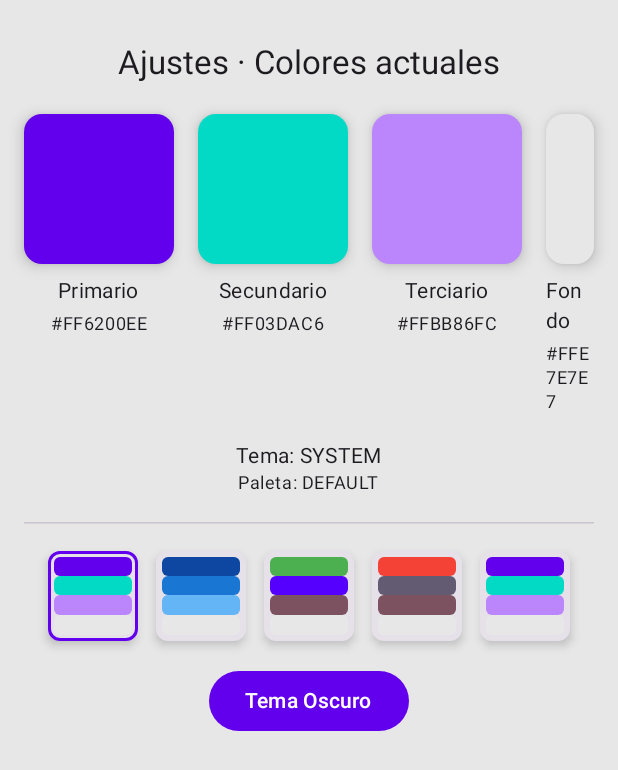
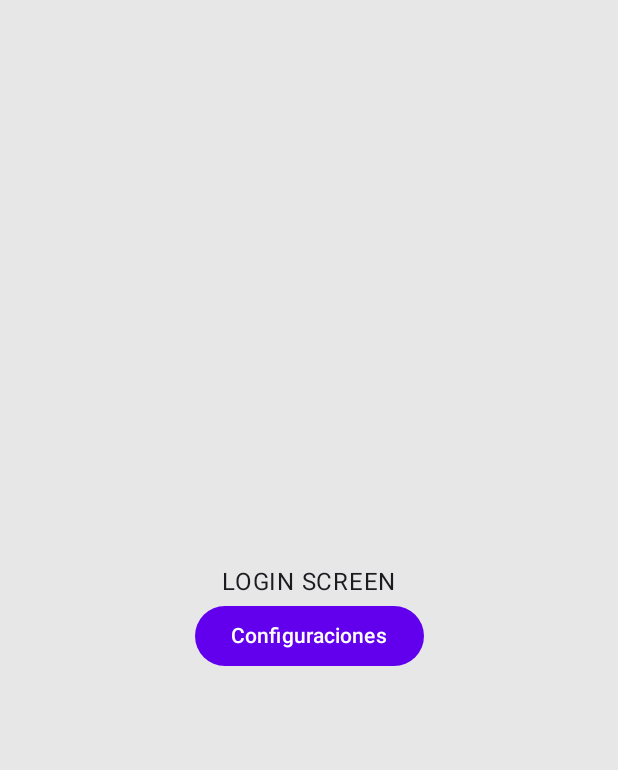
Before and after one commit to Kriss071/SIGVE-SistemaGestionVehiculosEmergencia, an Android app built with Jetpack Compose: the screen it shows after launch (MainActivity), on a phone screen of 412 x 824 dp. Shown: the top 770 px of the screen. Run offline under Robolectric (Android 15) with nearby library versions, the phone set to English and light mode, and no system bars.

Commit message:
Se implemento la libreria "navigation-compose", se implemento la navegación con navController y NavHost. Se creo Screen Login (incompleta).

```diff
--- a/mobile/app/build.gradle.kts
+++ b/mobile/app/build.gradle.kts
@@ -53,6 +53,9 @@ dependencies {
     // Datastore-preferences
     implementation(libs.androidx.datastore.preferences)
 
+    // Navigation-compose
+    implementation(libs.androidx.navigation.compose)
+
     testImplementation(libs.junit)
     androidTestImplementation(libs.androidx.junit)
     androidTestImplementation(libs.androidx.espresso.core)
--- a/mobile/app/src/main/java/com/capstone/sigve/MainActivity.kt
+++ b/mobile/app/src/main/java/com/capstone/sigve/MainActivity.kt
@@ -16,6 +16,7 @@ import androidx.lifecycle.ViewModel
 import androidx.lifecycle.ViewModelProvider
 import com.capstone.sigve.data.repository.SettingsRepository
 import com.capstone.sigve.domain.model.AppTheme
+import com.capstone.sigve.ui.navigation.AppNavigation
 import com.capstone.sigve.ui.settings.SettingsScreen
 import com.capstone.sigve.ui.settings.SettingsViewModel
 import com.capstone.sigve.ui.theme.SIGVETheme
@@ -50,8 +51,8 @@ class MainActivity : ComponentActivity() {
                 customColors = customColors
             ) {
                 Scaffold(modifier = Modifier.fillMaxSize()) { innerPadding ->
-                    SettingsScreen(
-                        viewModel = settingsViewModel,
+                    AppNavigation(
+                        settingsViewModel = settingsViewModel,
                         innerPadding = innerPadding
                     )
                 }
--- /dev/null
+++ b/mobile/app/src/main/java/com/capstone/sigve/ui/auth/LoginScreen.kt
@@ -0,0 +1,29 @@
+package com.capstone.sigve.ui.auth
+
+import androidx.compose.foundation.layout.Arrangement
+import androidx.compose.foundation.layout.Column
+import androidx.compose.foundation.layout.fillMaxSize
+import androidx.compose.material3.Button
+import androidx.compose.material3.Text
+import androidx.compose.runtime.Composable
+import androidx.compose.ui.Alignment
+import androidx.compose.ui.Modifier
+import androidx.navigation.NavController
+import com.capstone.sigve.ui.navigation.AppScreens
+
+@Composable
+fun LoginScreen(navController: NavController) {
+
+    Column(
+        modifier = Modifier.fillMaxSize(),
+        horizontalAlignment = Alignment.CenterHorizontally,
+        verticalArrangement = Arrangement.Center
+    ) {
+        Text("LOGIN SCREEN")
+        Button(onClick = {
+            navController.navigate(AppScreens.SettingsScreen.route) {}
+        }) {
+            Text("Configuraciones")
+        }
+    }
+}
--- /dev/null
+++ b/mobile/app/src/main/java/com/capstone/sigve/ui/navigation/AppNavigation.kt
@@ -0,0 +1,25 @@
+package com.capstone.sigve.ui.navigation
+
+import androidx.compose.foundation.layout.PaddingValues
+import androidx.compose.runtime.Composable
+import androidx.lifecycle.viewmodel.compose.viewModel
+import androidx.navigation.compose.NavHost
+import androidx.navigation.compose.composable
+import androidx.navigation.compose.rememberNavController
+import com.capstone.sigve.ui.auth.LoginScreen
+import com.capstone.sigve.ui.settings.SettingsScreen
+import com.capstone.sigve.ui.settings.SettingsViewModel
+
+@Composable
+fun AppNavigation(settingsViewModel: SettingsViewModel, innerPadding: PaddingValues) {
+    val navController = rememberNavController()
+    NavHost(navController = navController, startDestination = AppScreens.LoginScreen.route) {
+        composable(AppScreens.LoginScreen.route) {
+            LoginScreen(navController)
+        }
+
+        composable(AppScreens.SettingsScreen.route) {
+            SettingsScreen(viewModel = settingsViewModel, innerPadding = innerPadding)
+        }
+    }
+}
--- /dev/null
+++ b/mobile/app/src/main/java/com/capstone/sigve/ui/navigation/AppScreens.kt
@@ -0,0 +1,6 @@
+package com.capstone.sigve.ui.navigation
+
+sealed class AppScreens(val route: String) {
+    data object LoginScreen: AppScreens("login_screen")
+    data object SettingsScreen: AppScreens("settings_screen")
+}
--- a/mobile/app/src/main/java/com/capstone/sigve/ui/settings/SettingsScreen.kt
+++ b/mobile/app/src/main/java/com/capstone/sigve/ui/settings/SettingsScreen.kt
@@ -15,7 +15,6 @@ import androidx.compose.foundation.layout.fillMaxWidth
 import androidx.compose.foundation.layout.height
 import androidx.compose.foundation.layout.padding
 import androidx.compose.foundation.layout.size
-import androidx.compose.foundation.layout.width
 import androidx.compose.foundation.layout.widthIn
 import androidx.compose.foundation.rememberScrollState
 import androidx.compose.foundation.shape.RoundedCornerShape
@@ -25,16 +24,12 @@ import androidx.compose.material3.Card
 import androidx.compose.material3.CardDefaults
 import androidx.compose.material3.HorizontalDivider
 import androidx.compose.material3.MaterialTheme
-import androidx.compose.material3.OutlinedButton
 import androidx.compose.material3.Slider
-import androidx.compose.material3.SliderDefaults
 import androidx.compose.material3.Text
 import androidx.compose.runtime.Composable
 import androidx.compose.runtime.LaunchedEffect
 import androidx.compose.runtime.collectAsState
 import androidx.compose.runtime.getValue
-import androidx.compose.runtime.mutableFloatStateOf
-import androidx.compose.runtime.mutableIntStateOf
 import androidx.compose.runtime.mutableStateOf
 import androidx.compose.runtime.remember
 import androidx.compose.runtime.setValue
--- a/mobile/gradle/libs.versions.toml
+++ b/mobile/gradle/libs.versions.toml
@@ -11,6 +11,9 @@ composeBom = "2024.04.01"
 
 # Datastore-preferences
 datastore-preferences = "1.1.7"
+
+# Navigation-compose
+navigation-compose = "2.7.7"
 
 [libraries]
 androidx-core-ktx = { group = "androidx.core", name = "core-ktx", version.ref = "coreKtx" }
@@ -31,6 +34,10 @@ androidx-material3 = { group = "androidx.compose.material3", name = "material3"
 # Datastore-preferences
 androidx-datastore-preferences = { group = "androidx.datastore", name = "datastore-preferences", version.ref = "datastore-preferences" }
 
+
+# Navigation-compose
+androidx-navigation-compose = { group = "androidx.navigation", name = "navigation-compose", version.ref = "navigation-compose" }
+
 [plugins]
 android-application = { id = "com.android.application", version.ref = "agp" }
 kotlin-android = { id = "org.jetbrains.kotlin.android", version.ref = "kotlin" }
```
